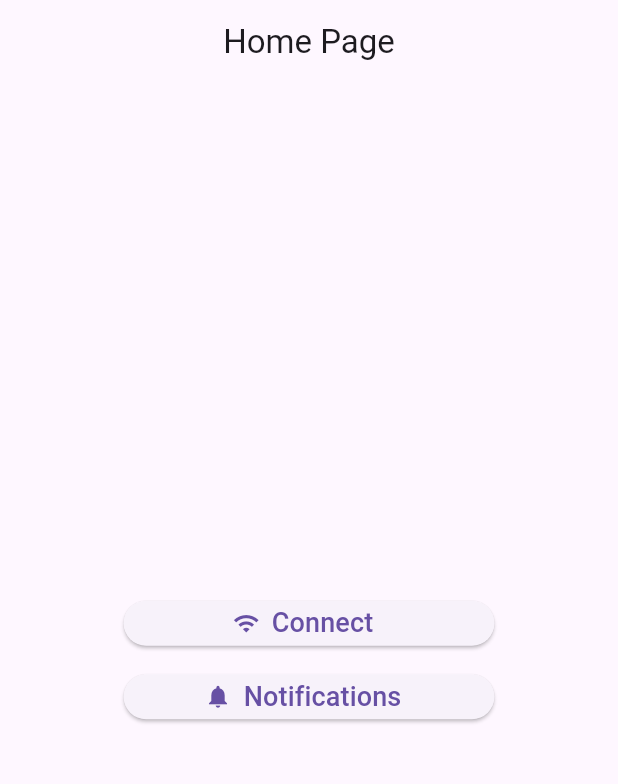
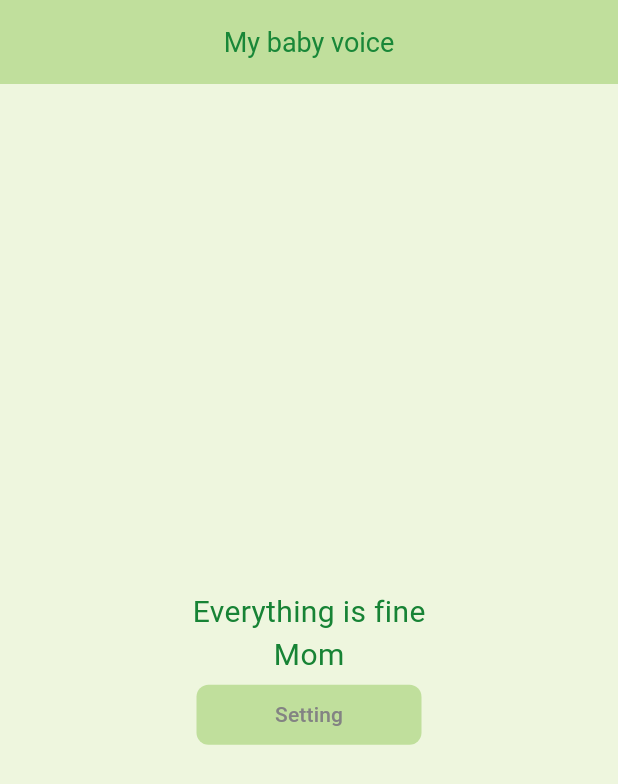
Before and after one commit to MOATHITPro/Infant-Health-Monitor-for-Hard-of-Hearing-Parents, a Flutter app: the screen it shows after launch, on a phone screen of 412 x 824 dp. Shown: the top 784 px of the screen. Run offline on Flutter 3.47's test engine with Material 3 defaults, Android fonts, the phone set to English and light mode, and no system bars; our stand-ins replace firebase_core, firebase_database, vibration; accounts and stored records are empty.

Commit message:
Today's work improved the app's functionality and appearance. Key updates to the Home page included vibration alerts and automatic message deletion from Firebase after display. The code was refined for better readability while maintaining the original design.

```diff
--- a/lib/Home.dart
+++ b/lib/Home.dart
@@ -1,6 +1,9 @@
+// ignore_for_file: unused_import
 import 'package:flutter/material.dart';
 import 'package:wear_os3/Connecting.dart';
-import 'package:wear_os3/Notification.dart';
+import 'package:firebase_core/firebase_core.dart';
+import 'package:firebase_database/firebase_database.dart';
+import 'package:vibration/vibration.dart';
 
 class Home extends StatefulWidget {
   const Home({super.key});
@@ -10,96 +13,131 @@
 }
 
 class _HomeState extends State<Home> {
-  String _message = 'Press a button to see a message';
+  late DatabaseReference _babyStatusRef; // مرجع قاعدة البيانات في Firebase
+  String displayedText = 'Everything is fine\nMom'; // النص الافتراضي
+  bool showStopButton = false; // لعرض الزر أو لا
+  late Vibration vibration; // متغير الاهتزاز
 
-  // Functions to handle button presses
-  void _button1Pressed() {
+  @override
+  void initState() {
+    super.initState();
+
+    // الاتصال بقاعدة البيانات عبر Firebase
+    _babyStatusRef = FirebaseDatabase.instance.ref('baby_status/crying');
+
+    // الاستماع لتحديثات النص
+    _babyStatusRef.onValue.listen((event) {
+      if (event.snapshot.exists && event.snapshot.value != null) {
         setState(() {
-      _message = 'Button 1 Pressed';
+          displayedText = event.snapshot.value.toString(); // تحديث النص
+          showStopButton = true; // عرض الزر عند وصول الرسالة
+        });
+
+        // تفعيل الاهتزاز عند التحديث
+        _triggerVibration();
+
+        // حذف الرسالة من Firebase بعد التحديث
+        _deleteMessage();
+      }
     });
   }
 
-  void _button2Pressed() {
+  // تفعيل الاهتزاز عند التحديث
+  void _triggerVibration() {
+    Vibration.vibrate(duration: 60000); // اهتزاز لمدة 60 ثانية
+  }
+
+  // إيقاف الاهتزاز عند الضغط على الزر
+  void _stopVibration() {
+    Vibration.cancel(); // إيقاف الاهتزاز
     setState(() {
-      _message = 'Button 2 Pressed';
+      displayedText = 'Everything is fine\nMom'; // استرجاع الرسالة الثابتة
+      showStopButton = false; // إخفاء الزر بعد الضغط
     });
   }
 
-  void _button3Pressed() {
-    setState(() {
-      _message = 'Button 3 Pressed';
-    });
+  // حذف الرسالة من Firebase بعد الاهتزاز
+  void _deleteMessage() {
+    _babyStatusRef.remove(); // حذف الرسالة من قاعدة البيانات
   }
 
   @override
   Widget build(BuildContext context) {
-    // Get screen size using MediaQuery
     double screenWidth = MediaQuery.of(context).size.width;
-    double screenHeight = MediaQuery.of(context).size.height;
     double textScaleFactor = MediaQuery.of(context).textScaleFactor;
-
-    // Adjust text size based on screen width (smaller for smaller screens)
-    double textSize = screenWidth < 400 ? 14 : 18;
-
-    // Adjust button size based on screen width
-    double buttonWidth = screenWidth * 0.6; // 60% of the screen width
-    double buttonHeight = 40.0; // Set a fixed height for buttons
-
-    // Adjust vertical spacing based on screen height
-    double verticalSpacing = screenHeight * 0.02; // 2% of the screen height
 
     return Scaffold(
       appBar: AppBar(
-        title: const Text('Home Page'),
+        title: Text(
+          'My baby voice',
+          style: TextStyle(
+              fontSize: 18, color: const Color.fromARGB(255, 25, 135, 56)),
+        ),
         centerTitle: true,
+        backgroundColor: const Color.fromARGB(255, 192, 223, 156),
       ),
+      backgroundColor: const Color(0xFFEEF6DE),
       body: Center(
         child: Padding(
-          padding: EdgeInsets.all(
-              screenWidth * 0.05), // Adjust padding based on screen width
-          child: Scrollbar(
-            // Adding Scrollbar
-            child: SingleChildScrollView(
-              // Wrap content in SingleChildScrollView
+          padding: EdgeInsets.all(screenWidth * 0.05),
           child: Column(
             mainAxisAlignment: MainAxisAlignment.center,
             children: <Widget>[
-                  ElevatedButton.icon(
-                    onPressed: () {
-                      Navigator.push(
-                        context,
-                        MaterialPageRoute(builder: (context) => Connecting()),
-                      ); // Navigate to Next Page on button click
-                    },
-                    icon: const Icon(Icons.wifi), // Wifi icon
-                    label: Text('Connect',
-                        style: TextStyle(fontSize: textSize * textScaleFactor)),
-                    style: ElevatedButton.styleFrom(
-                      minimumSize: Size(buttonWidth, 30),
+              const SizedBox(height: 10), // مسافة لتحسين التنسيق
+              // النص الذي يتم تحديثه من Firebase
+              Text(
+                displayedText.split('\n').first, // عرض السطر الأول
+                style: TextStyle(
+                  fontSize: 20 * textScaleFactor,
+                  color: const Color.fromARGB(255, 23, 131, 53),
                 ),
               ),
-                  const SizedBox(height: 1),
-                  ElevatedButton.icon(
-                    onPressed: () {
+              Text(
+                displayedText.split('\n').length > 1
+                    ? displayedText.split('\n').last
+                    : '', // عرض السطر الثاني إن وجد
+                style: TextStyle(
+                  fontSize: 20 * textScaleFactor,
+                  color: const Color.fromARGB(255, 23, 131, 53),
+                ),
+              ),
+              const SizedBox(height: 5), // مسافة بين الرسالة والزر
+              // زر "Go To The Baby" أو "Setting" بناءً على الحالة
+              Container(
+                width: 150,
+                height: 40,
+                decoration: BoxDecoration(
+                  color: const Color.fromARGB(255, 192, 223, 156),
+                  borderRadius: BorderRadius.circular(8),
+                ),
+                child: TextButton(
+                  onPressed: showStopButton
+                      ? () {
+                          _stopVibration(); // إيقاف الاهتزاز
+                          _deleteMessage(); // حذف الرسالة من Firebase
+                        }
+                      : () {
                           Navigator.push(
                             context,
                             MaterialPageRoute(
-                            builder: (context) => Notifications()),
-                      );
+                                builder: (context) => Connecting()),
+                          ); // الانتقال إلى صفحة الإعدادات
                         },
-                    icon: const Icon(Icons.notifications), // Notifications icon
-                    label: Text('Notifications',
-                        style: TextStyle(fontSize: textSize * textScaleFactor)),
-                    style: ElevatedButton.styleFrom(
-                      minimumSize: Size(buttonWidth, 30),
+                  child: Text(
+                    showStopButton
+                        ? 'Go To The Baby'
+                        : 'Setting', // النص حسب الحالة
+                    style: const TextStyle(
+                      color: Color.fromARGB(255, 131, 131, 131),
+                      fontSize: 14,
+                    ),
+                  ),
                 ),
               ),
             ],
           ),
         ),
       ),
-        ),
-      ),
     );
   }
 }
```
Also changed, not shown: lib/Connecting.dart (+53 -35 lines), lib/Notification.dart (deleted, +0 -103 lines), lib/main.dart (+11 -2 lines), pubspec.yaml (+20 -1 lines), assets/images/icon.png (added), image/ESP32_image.jpg (added), image/SharedScreenshot.jpg (added), image/SharedScreenshot2.jpg (added), pubspec.lock, 64 other files. Lines whose indentation alone changed are shown as unchanged.
